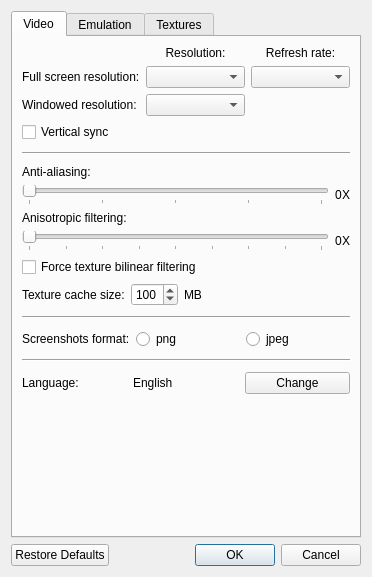
Before: the Qt Designer form GLidenUI/configDialog.ui in gonetz/GLideN64, drawn with Qt 5.
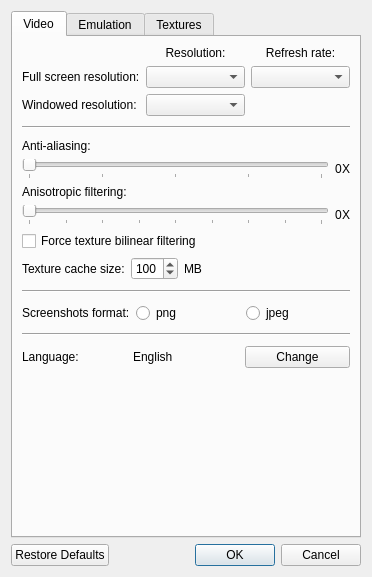
After: the same form once the commit is applied.

Commit message: Remove verticalSync settings.

Patch:
```diff
--- a/GLidenUI/configDialog.ui
+++ b/GLidenUI/configDialog.ui
@@ -99,13 +99,6 @@
            </item>
           </layout>
          </item>
-         <item>
-          <widget class="QCheckBox" name="verticalSyncCheckBox">
-           <property name="text">
-            <string>Vertical sync</string>
-           </property>
-          </widget>
-         </item>
          <item>
           <spacer name="verticalSpacer">
            <property name="orientation">
```
The commit also changes 2 other files.
